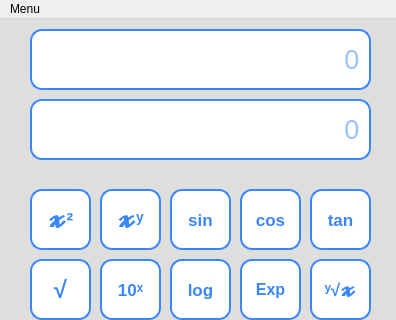
Qt form files/calculator_gui.ui (irania9O/Calculator) before a commit; both pictures show x 0 to 396 and y 0 to 320 of the 396 by 710 pixel window.
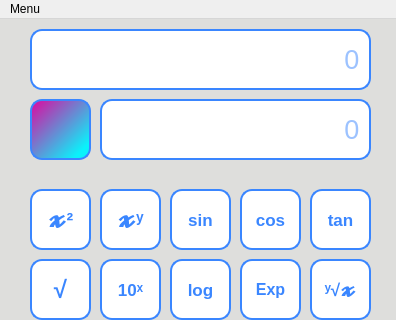
The same form after that commit.

Commit message: update gui file and add operator button.

The edit to the form file:
```diff
--- a/files/calculator_gui.ui
+++ b/files/calculator_gui.ui
@@ -1581,9 +1581,9 @@
    <widget class="QLineEdit" name="echo">
     <property name="geometry">
      <rect>
-      <x>30</x>
+      <x>100</x>
       <y>80</y>
-      <width>341</width>
+      <width>271</width>
       <height>61</height>
      </rect>
     </property>
@@ -1652,6 +1652,42 @@
      <string>0 </string>
     </property>
    </widget>
+   <widget class="QPushButton" name="b_operator">
+    <property name="enabled">
+     <bool>false</bool>
+    </property>
+    <property name="geometry">
+     <rect>
+      <x>30</x>
+      <y>80</y>
+      <width>61</width>
+      <height>61</height>
+     </rect>
+    </property>
+    <property name="font">
+     <font>
+      <family>Arial</family>
+      <pointsize>18</pointsize>
+      <weight>75</weight>
+      <bold>true</bold>
+     </font>
+    </property>
+    <property name="cursor">
+     <cursorShape>ArrowCursor</cursorShape>
+    </property>
+    <property name="styleSheet">
+     <string notr="true">QPushButton{
+	color: white;
+	background-color: qlineargradient(spread:pad, x1:0, y1:0, x2:0.857143, y2:0.857955, stop:1 rgba(10, 242, 251, 255), stop:0 rgba(224, 6, 159, 255));
+	border: 2px solid rgb(58, 134, 255);
+    border-radius: 12px;
+}
+</string>
+    </property>
+    <property name="text">
+     <string/>
+    </property>
+   </widget>
   </widget>
   <widget class="QMenuBar" name="menubar">
    <property name="geometry">
```
